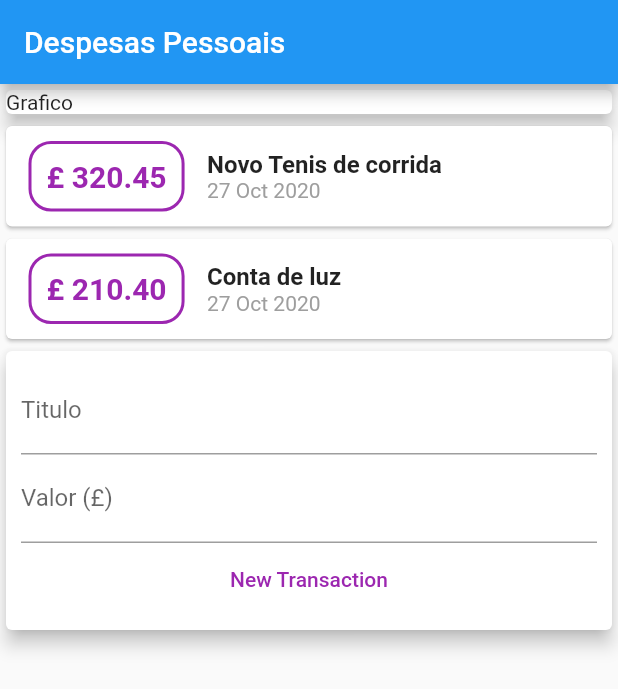
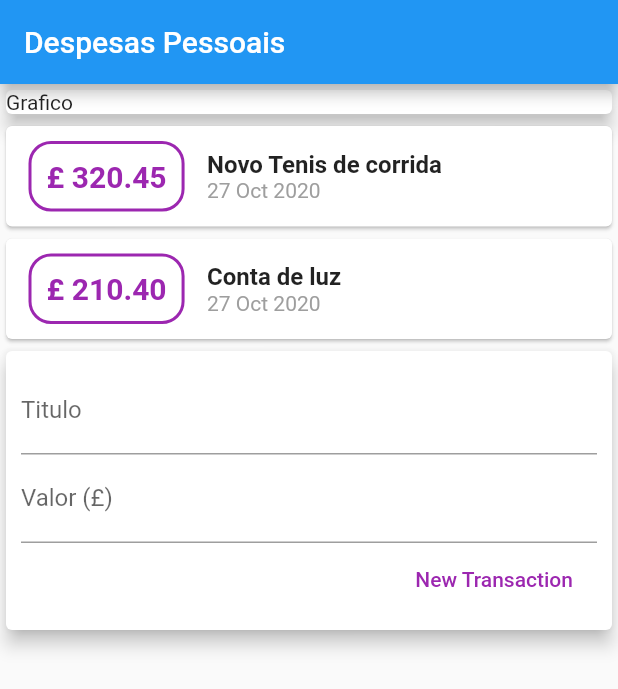
Before and after one commit to AlexandreCorcos/expenses, a Flutter app: the screen it shows after launch, after a tap on "New Transaction", on a phone screen of 412 x 824 dp. Shown: the top 689 px of the screen. Run offline on Flutter 3.47's test engine with Material 2 defaults, Android fonts, the phone set to English and light mode, and no system bars.

Commit message:
initial commit

```diff
--- a/lib/main.dart
+++ b/lib/main.dart
@@ -14,6 +14,9 @@ class ExpensesApp extends StatelessWidget {
 }
 
 class MyHomePage extends StatelessWidget {
+  final titleController = TextEditingController();
+  final valueController = TextEditingController();
+
   final _transactions = [
     Transaction(
       id: 't1',
@@ -99,19 +102,29 @@ class MyHomePage extends StatelessWidget {
                 child: Column(
                   children: <Widget>[
                     TextField(
+                      controller: titleController,
                       decoration: InputDecoration(
                         labelText: 'Titulo',
                       ),
                     ),
                     TextField(
+                      controller: valueController,
                       decoration: InputDecoration(
                         labelText: 'Valor (£)',
                       ),
                     ),
-                    FlatButton(
-                      onPressed: () {},
-                      child: Text('New Transaction'),
-                      textColor: Colors.purple,
+                    Row(
+                      mainAxisAlignment: MainAxisAlignment.end,
+                      children: [
+                        FlatButton(
+                          child: Text('New Transaction'),
+                          textColor: Colors.purple,
+                          onPressed: () {
+                            print(titleController.text);
+                            print(valueController.text);
+                          },
+                        ),
+                      ],
                     ),
                   ],
                 ),
```
